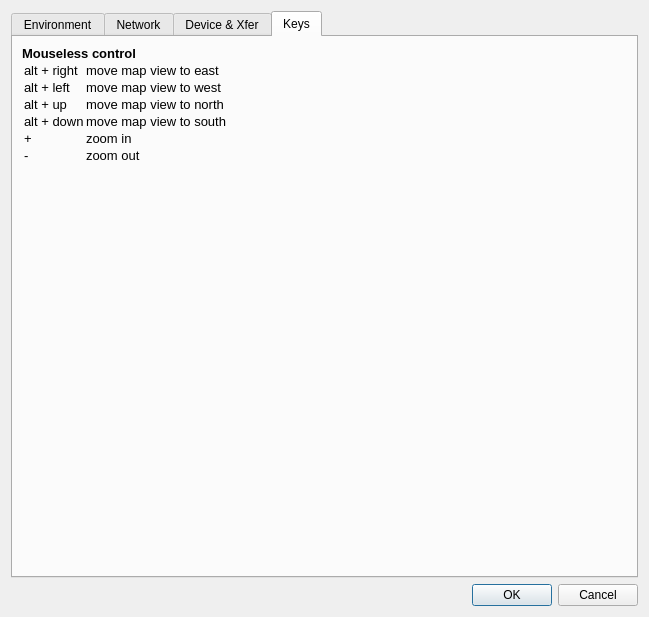
Above: src/IDlgConfig.ui from ntruchsess/QLandkarteGT before the change. Below: the same form after it.
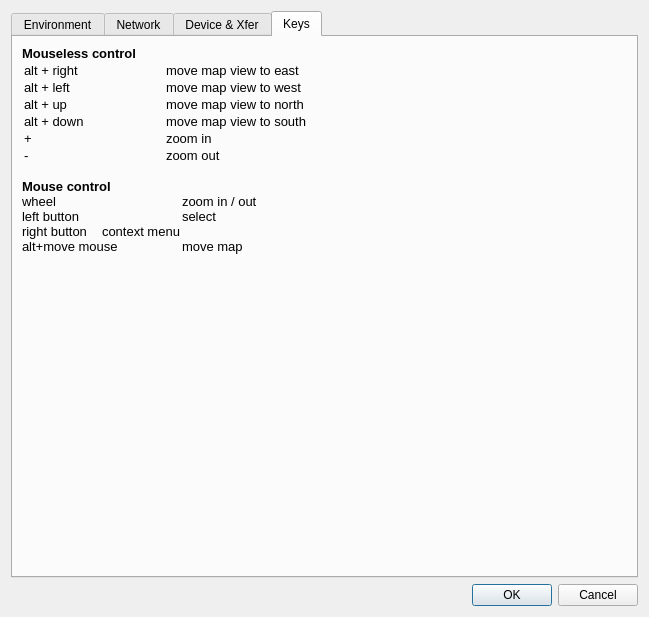
That is the form after the change.

Commit message: move map with alt key and mouse move

```diff
--- a/src/IDlgConfig.ui
+++ b/src/IDlgConfig.ui
@@ -656,39 +656,45 @@
           <string>&lt;!DOCTYPE HTML PUBLIC &quot;-//W3C//DTD HTML 4.0//EN&quot; &quot;http://www.w3.org/TR/REC-html40/strict.dtd&quot;&gt;
 &lt;html&gt;&lt;head&gt;&lt;meta name=&quot;qrichtext&quot; content=&quot;1&quot; /&gt;&lt;style type=&quot;text/css&quot;&gt;
 p, li { white-space: pre-wrap; }
-&lt;/style&gt;&lt;/head&gt;&lt;body style=&quot; font-family:'Sans Serif'; font-size:10pt; font-weight:400; font-style:normal;&quot;&gt;
-&lt;p style=&quot; margin-top:0px; margin-bottom:0px; margin-left:0px; margin-right:0px; -qt-block-indent:0; text-indent:0px;&quot;&gt;&lt;span style=&quot; font-weight:600;&quot;&gt;Mouseless control&lt;/span&gt; &lt;/p&gt;
+&lt;/style&gt;&lt;/head&gt;&lt;body style=&quot; font-family:'Sans Serif'; font-size:9pt; font-weight:400; font-style:normal;&quot;&gt;
+&lt;p style=&quot; margin-top:0px; margin-bottom:0px; margin-left:0px; margin-right:0px; -qt-block-indent:0; text-indent:0px;&quot;&gt;&lt;span style=&quot; font-size:10pt; font-weight:600;&quot;&gt;Mouseless control&lt;/span&gt;&lt;span style=&quot; font-size:10pt;&quot;&gt; &lt;/span&gt;&lt;/p&gt;
 &lt;table border=&quot;0&quot; style=&quot; margin-top:0px; margin-bottom:0px; margin-left:0px; margin-right:0px;&quot; cellspacing=&quot;2&quot; cellpadding=&quot;0&quot;&gt;
 &lt;tr&gt;
 &lt;td&gt;
-&lt;p style=&quot; margin-top:0px; margin-bottom:0px; margin-left:0px; margin-right:0px; -qt-block-indent:0; text-indent:0px;&quot;&gt;alt + right&lt;/p&gt;&lt;/td&gt;
+&lt;p style=&quot; margin-top:0px; margin-bottom:0px; margin-left:0px; margin-right:0px; -qt-block-indent:0; text-indent:0px;&quot;&gt;&lt;span style=&quot; font-size:10pt;&quot;&gt;alt + right&lt;/span&gt;&lt;/p&gt;&lt;/td&gt;
 &lt;td&gt;
-&lt;p style=&quot; margin-top:0px; margin-bottom:0px; margin-left:0px; margin-right:0px; -qt-block-indent:0; text-indent:0px;&quot;&gt;move map view to east&lt;/p&gt;&lt;/td&gt;&lt;/tr&gt;
+&lt;p style=&quot; margin-top:0px; margin-bottom:0px; margin-left:0px; margin-right:0px; -qt-block-indent:0; text-indent:0px;&quot;&gt;&lt;span style=&quot; font-size:10pt;&quot;&gt;	move map view to east&lt;/span&gt;&lt;/p&gt;&lt;/td&gt;&lt;/tr&gt;
 &lt;tr&gt;
 &lt;td&gt;
-&lt;p style=&quot; margin-top:0px; margin-bottom:0px; margin-left:0px; margin-right:0px; -qt-block-indent:0; text-indent:0px;&quot;&gt;alt + left&lt;/p&gt;&lt;/td&gt;
+&lt;p style=&quot; margin-top:0px; margin-bottom:0px; margin-left:0px; margin-right:0px; -qt-block-indent:0; text-indent:0px;&quot;&gt;&lt;span style=&quot; font-size:10pt;&quot;&gt;alt + left&lt;/span&gt;&lt;/p&gt;&lt;/td&gt;
 &lt;td&gt;
-&lt;p style=&quot; margin-top:0px; margin-bottom:0px; margin-left:0px; margin-right:0px; -qt-block-indent:0; text-indent:0px;&quot;&gt;move map view to west&lt;/p&gt;&lt;/td&gt;&lt;/tr&gt;
+&lt;p style=&quot; margin-top:0px; margin-bottom:0px; margin-left:0px; margin-right:0px; -qt-block-indent:0; text-indent:0px;&quot;&gt;&lt;span style=&quot; font-size:10pt;&quot;&gt;	move map view to west&lt;/span&gt;&lt;/p&gt;&lt;/td&gt;&lt;/tr&gt;
 &lt;tr&gt;
 &lt;td&gt;
-&lt;p style=&quot; margin-top:0px; margin-bottom:0px; margin-left:0px; margin-right:0px; -qt-block-indent:0; text-indent:0px;&quot;&gt;alt + up&lt;/p&gt;&lt;/td&gt;
+&lt;p style=&quot; margin-top:0px; margin-bottom:0px; margin-left:0px; margin-right:0px; -qt-block-indent:0; text-indent:0px;&quot;&gt;&lt;span style=&quot; font-size:10pt;&quot;&gt;alt + up&lt;/span&gt;&lt;/p&gt;&lt;/td&gt;
 &lt;td&gt;
-&lt;p style=&quot; margin-top:0px; margin-bottom:0px; margin-left:0px; margin-right:0px; -qt-block-indent:0; text-indent:0px;&quot;&gt;move map view to north&lt;/p&gt;&lt;/td&gt;&lt;/tr&gt;
+&lt;p style=&quot; margin-top:0px; margin-bottom:0px; margin-left:0px; margin-right:0px; -qt-block-indent:0; text-indent:0px;&quot;&gt;&lt;span style=&quot; font-size:10pt;&quot;&gt;	move map view to north&lt;/span&gt;&lt;/p&gt;&lt;/td&gt;&lt;/tr&gt;
 &lt;tr&gt;
 &lt;td&gt;
-&lt;p style=&quot; margin-top:0px; margin-bottom:0px; margin-left:0px; margin-right:0px; -qt-block-indent:0; text-indent:0px;&quot;&gt;alt + down&lt;/p&gt;&lt;/td&gt;
+&lt;p style=&quot; margin-top:0px; margin-bottom:0px; margin-left:0px; margin-right:0px; -qt-block-indent:0; text-indent:0px;&quot;&gt;&lt;span style=&quot; font-size:10pt;&quot;&gt;alt + down&lt;/span&gt;&lt;/p&gt;&lt;/td&gt;
 &lt;td&gt;
-&lt;p style=&quot; margin-top:0px; margin-bottom:0px; margin-left:0px; margin-right:0px; -qt-block-indent:0; text-indent:0px;&quot;&gt;move map view to south&lt;/p&gt;&lt;/td&gt;&lt;/tr&gt;
+&lt;p style=&quot; margin-top:0px; margin-bottom:0px; margin-left:0px; margin-right:0px; -qt-block-indent:0; text-indent:0px;&quot;&gt;&lt;span style=&quot; font-size:10pt;&quot;&gt;	move map view to south&lt;/span&gt;&lt;/p&gt;&lt;/td&gt;&lt;/tr&gt;
 &lt;tr&gt;
 &lt;td&gt;
-&lt;p style=&quot; margin-top:0px; margin-bottom:0px; margin-left:0px; margin-right:0px; -qt-block-indent:0; text-indent:0px;&quot;&gt;+&lt;/p&gt;&lt;/td&gt;
+&lt;p style=&quot; margin-top:0px; margin-bottom:0px; margin-left:0px; margin-right:0px; -qt-block-indent:0; text-indent:0px;&quot;&gt;&lt;span style=&quot; font-size:10pt;&quot;&gt;+&lt;/span&gt;&lt;/p&gt;&lt;/td&gt;
 &lt;td&gt;
-&lt;p style=&quot; margin-top:0px; margin-bottom:0px; margin-left:0px; margin-right:0px; -qt-block-indent:0; text-indent:0px;&quot;&gt;zoom in&lt;/p&gt;&lt;/td&gt;&lt;/tr&gt;
+&lt;p style=&quot; margin-top:0px; margin-bottom:0px; margin-left:0px; margin-right:0px; -qt-block-indent:0; text-indent:0px;&quot;&gt;&lt;span style=&quot; font-size:10pt;&quot;&gt;	zoom in&lt;/span&gt;&lt;/p&gt;&lt;/td&gt;&lt;/tr&gt;
 &lt;tr&gt;
 &lt;td&gt;
-&lt;p style=&quot; margin-top:0px; margin-bottom:0px; margin-left:0px; margin-right:0px; -qt-block-indent:0; text-indent:0px;&quot;&gt;-&lt;/p&gt;&lt;/td&gt;
+&lt;p style=&quot; margin-top:0px; margin-bottom:0px; margin-left:0px; margin-right:0px; -qt-block-indent:0; text-indent:0px;&quot;&gt;&lt;span style=&quot; font-size:10pt;&quot;&gt;-&lt;/span&gt;&lt;/p&gt;&lt;/td&gt;
 &lt;td&gt;
-&lt;p style=&quot; margin-top:0px; margin-bottom:0px; margin-left:0px; margin-right:0px; -qt-block-indent:0; text-indent:0px;&quot;&gt;zoom out&lt;/p&gt;&lt;/td&gt;&lt;/tr&gt;&lt;/table&gt;&lt;/body&gt;&lt;/html&gt;</string>
+&lt;p style=&quot; margin-top:0px; margin-bottom:0px; margin-left:0px; margin-right:0px; -qt-block-indent:0; text-indent:0px;&quot;&gt;&lt;span style=&quot; font-size:10pt;&quot;&gt;	zoom out&lt;/span&gt;&lt;/p&gt;&lt;/td&gt;&lt;/tr&gt;&lt;/table&gt;
+&lt;p style=&quot;-qt-paragraph-type:empty; margin-top:0px; margin-bottom:0px; margin-left:0px; margin-right:0px; -qt-block-indent:0; text-indent:0px;&quot;&gt;&lt;/p&gt;
+&lt;p style=&quot; margin-top:0px; margin-bottom:0px; margin-left:0px; margin-right:0px; -qt-block-indent:0; text-indent:0px;&quot;&gt;&lt;span style=&quot; font-size:10pt; font-weight:600;&quot;&gt;Mouse control&lt;/span&gt;&lt;/p&gt;
+&lt;p style=&quot; margin-top:0px; margin-bottom:0px; margin-left:0px; margin-right:0px; -qt-block-indent:0; text-indent:0px;&quot;&gt;&lt;span style=&quot; font-size:10pt;&quot;&gt;wheel		zoom in / out&lt;/span&gt;&lt;/p&gt;
+&lt;p style=&quot; margin-top:0px; margin-bottom:0px; margin-left:0px; margin-right:0px; -qt-block-indent:0; text-indent:0px;&quot;&gt;&lt;span style=&quot; font-size:10pt;&quot;&gt;left button		select&lt;/span&gt;&lt;/p&gt;
+&lt;p style=&quot; margin-top:0px; margin-bottom:0px; margin-left:0px; margin-right:0px; -qt-block-indent:0; text-indent:0px;&quot;&gt;&lt;span style=&quot; font-size:10pt;&quot;&gt;right button	context menu&lt;/span&gt;&lt;/p&gt;
+&lt;p style=&quot; margin-top:0px; margin-bottom:0px; margin-left:0px; margin-right:0px; -qt-block-indent:0; text-indent:0px;&quot;&gt;&lt;span style=&quot; font-size:10pt;&quot;&gt;alt+move mouse	move map&lt;/span&gt;&lt;/p&gt;&lt;/body&gt;&lt;/html&gt;</string>
          </property>
          <property name="alignment">
           <set>Qt::AlignJustify|Qt::AlignTop</set>
```
The commit also changes 7 other files.
